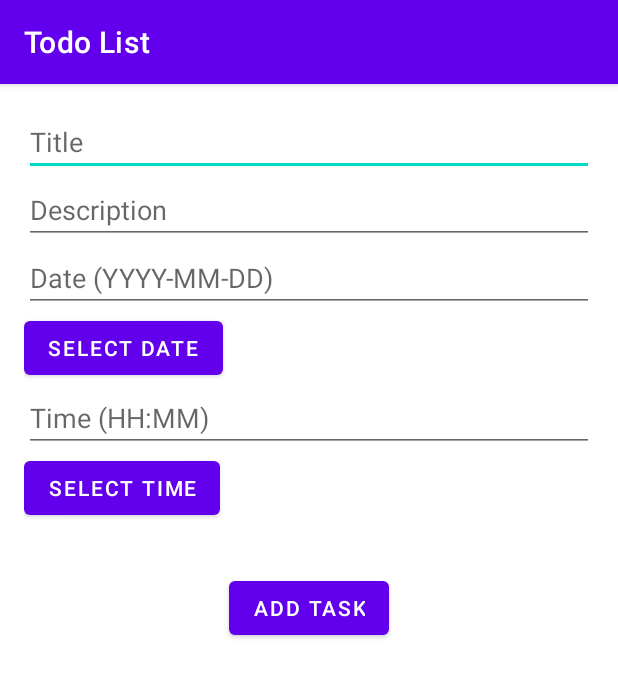
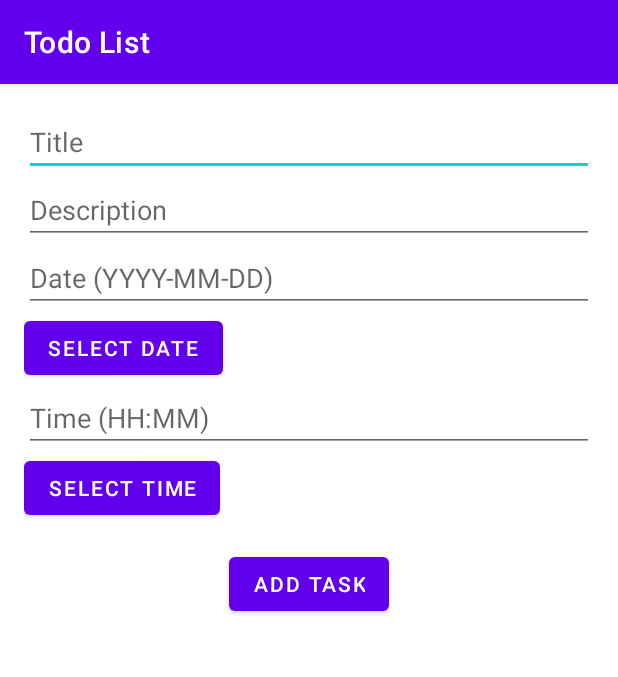
Before and after one commit to aleksandarMilos/FinalProject, an Android app: the ToDoList screen opened directly, with no data from a screen before it, on a phone screen of 412 x 824 dp. Shown: the top 677 px of the screen. Run offline under Robolectric (Android 15) with nearby library versions, the phone set to English and light mode, and no system bars; our stand-ins replace Room's generated code.

```diff
--- a/app/src/main/res/layout/todolist.xml
+++ b/app/src/main/res/layout/todolist.xml
@@ -63,7 +63,7 @@
         android:text="Add Task"
         android:layout_below="@+id/input_layout"
         android:layout_centerHorizontal="true"
-        android:layout_marginTop="16dp" />
+        android:layout_marginTop="0dp" />
 
     <ListView
         android:id="@+id/todo_list"
```
